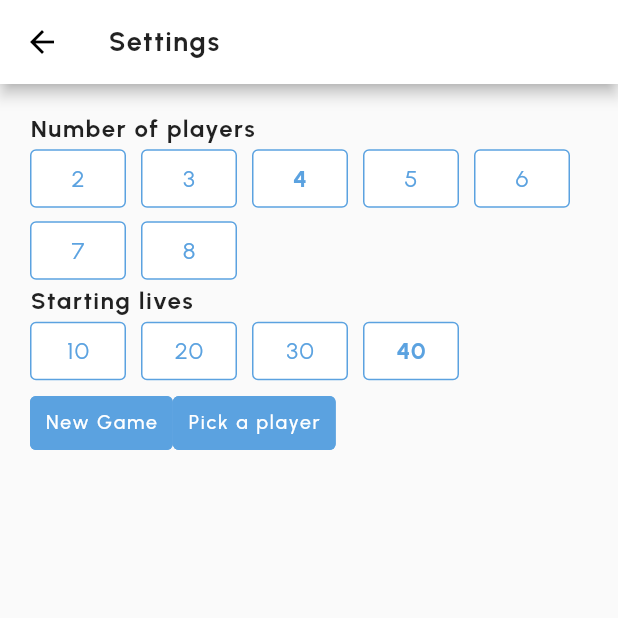
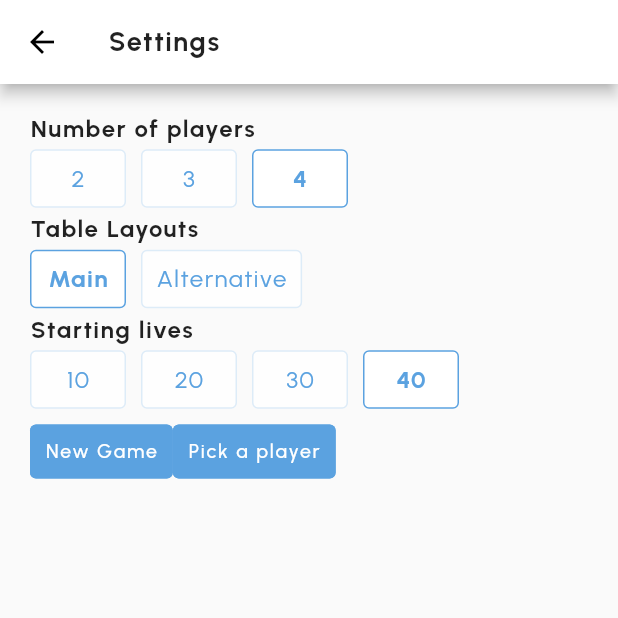
Before and after one commit to birkoss/mtg-tracker, a Flutter app: the screen it shows after launch, after a tap on the "menu" icon, on a phone screen of 412 x 824 dp, the top half of it. Run offline on Flutter 3.47's test engine with Material 2 defaults, Android fonts, the phone set to English and light mode, and no system bars; our stand-ins replace flutter_svg, google_fonts, shared_preferences.

Commit message:
Added settings

```diff
--- a/lib/models/layout.dart
+++ b/lib/models/layout.dart
@@ -8,8 +8,8 @@ enum LayoutDirection {
 }
 
 class Layout {
-  final Player player;
-  final LayoutDirection direction;
+  final Player? player;
+  final LayoutDirection? direction;
 
   Layout({
     required this.player,
@@ -17,7 +17,7 @@ class Layout {
   });
 
   int getRotation() {
-    switch (direction) {
+    switch (direction!) {
       case LayoutDirection.top:
         return 2;
       case LayoutDirection.left:
--- a/lib/providers/setting.dart
+++ b/lib/providers/setting.dart
@@ -9,6 +9,9 @@ class SettingNotifier extends ChangeNotifier {
 
   int _playersNumber = 0;
   int get playersNumber => _playersNumber;
+
+  int _tableLayout = 0;
+  int get tableLayout => _tableLayout;
 
   int _startingLives = 0;
   int get startingLives => _startingLives;
@@ -29,6 +32,12 @@ class SettingNotifier extends ChangeNotifier {
     notifyListeners();
   }
 
+  void changeTableLayout(tableLayout) {
+    _tableLayout = tableLayout;
+    _save();
+    notifyListeners();
+  }
+
   Future _init() async {
     _pref ??= await SharedPreferences.getInstance();
   }
@@ -37,6 +46,7 @@ class SettingNotifier extends ChangeNotifier {
     await _init();
     _playersNumber = _pref!.getInt("PLAYERS_NUMBER") ?? 4;
     _startingLives = _pref!.getInt("STARTING_LIVES") ?? 40;
+    _tableLayout = _pref!.getInt("TABLE_LAYOUT") ?? 1;
     notifyListeners();
 
     _isReady = true;
@@ -46,5 +56,6 @@ class SettingNotifier extends ChangeNotifier {
     await _init();
     _pref!.setInt("PLAYERS_NUMBER", _playersNumber);
     _pref!.setInt("STARTING_LIVES", _startingLives);
+    _pref!.setInt("TABLE_LAYOUT", _tableLayout);
   }
 }
--- a/lib/screens/setting.dart
+++ b/lib/screens/setting.dart
@@ -7,11 +7,13 @@ class SettingScreen extends StatefulWidget {
   static const routeName = '/settings';
   final int playersNumber;
   final int startingLives;
+  final int tableLayout;
 
   const SettingScreen({
     Key? key,
     required this.playersNumber,
     required this.startingLives,
+    required this.tableLayout,
   }) : super(key: key);
 
   @override
@@ -21,6 +23,7 @@ class SettingScreen extends StatefulWidget {
 class _SettingScreenState extends State<SettingScreen> {
   int _selectedPlayersNumber = 0;
   int _selectedStartingLives = 0;
+  int _selectedTableLayout = 0;
 
   @override
   void initState() {
@@ -28,26 +31,27 @@ class _SettingScreenState extends State<SettingScreen> {
 
     _selectedPlayersNumber = widget.playersNumber;
     _selectedStartingLives = widget.startingLives;
+    _selectedTableLayout = widget.tableLayout;
   }
 
   List<Widget> generateToggleWidgets({
-    required List<int> values,
+    required List<Map<String, String>> values,
     required int selectedValue,
     required Function onPress,
   }) {
     List<Widget> widgets = [];
 
-    for (int element in values) {
+    for (Map<String, String> element in values) {
       widgets.add(
         TextButton(
           onPressed: () {
             //togglePlayersNumber(element);
-            onPress(element);
+            onPress(int.parse(element['value'].toString()));
           },
           child: Text(
-            element.toString(),
+            element['label'].toString(),
           ),
-          style: selectedValue == element
+          style: selectedValue == int.parse(element['value'].toString())
               ? CustomTheme.toggleOnButtonStyle
               : CustomTheme.toggleOffButtonStyle,
         ),
@@ -79,11 +83,39 @@ class _SettingScreenState extends State<SettingScreen> {
             Wrap(
               spacing: 10,
               children: generateToggleWidgets(
-                values: [2, 3, 4, 5, 6, 7, 8],
+                values: [
+                  {"value": "2", "label": "2"},
+                  {"value": "3", "label": "3"},
+                  {"value": "4", "label": "4"},
+                  // {"value": "5", "label": "5"},
+                  // {"value": "6", "label": "6"},
+                  // {"value": "7", "label": "7"},
+                  // {"value": "8", "label": "8"},
+                ],
                 selectedValue: _selectedPlayersNumber,
                 onPress: (playersNumber) {
                   setState(() {
                     _selectedPlayersNumber = playersNumber;
+                  });
+                },
+              ),
+            ),
+            Text(
+              "Table Layouts",
+              textAlign: TextAlign.start,
+              style: CustomTheme.settingTitle,
+            ),
+            Wrap(
+              spacing: 10,
+              children: generateToggleWidgets(
+                values: [
+                  {"value": "1", "label": "Main"},
+                  {"value": "2", "label": "Alternative"},
+                ],
+                selectedValue: _selectedTableLayout,
+                onPress: (tableLayout) {
+                  setState(() {
+                    _selectedTableLayout = tableLayout;
                   });
                 },
               ),
@@ -96,7 +128,12 @@ class _SettingScreenState extends State<SettingScreen> {
             Wrap(
               spacing: 10,
               children: generateToggleWidgets(
-                values: [10, 20, 30, 40],
+                values: [
+                  {"value": "10", "label": "10"},
+                  {"value": "20", "label": "20"},
+                  {"value": "30", "label": "30"},
+                  {"value": "40", "label": "40"}
+                ],
                 selectedValue: _selectedStartingLives,
                 onPress: (startingLives) {
                   setState(() {
@@ -111,6 +148,8 @@ class _SettingScreenState extends State<SettingScreen> {
                   onPressed: () {
                     setting.changePlayersNumber(_selectedPlayersNumber);
                     setting.changeStartingLives(_selectedStartingLives);
+                    setting.changeTableLayout(_selectedTableLayout);
+
                     Navigator.pop(context);
                   },
                   child: const Text("New Game"),
--- a/lib/screens/tracker.dart
+++ b/lib/screens/tracker.dart
@@ -97,6 +97,7 @@ class _TrackerScreenState extends State<TrackerScreen> {
                     context,
                     MaterialPageRoute(
                       builder: (context) => SettingScreen(
+                        tableLayout: setting.tableLayout,
                         startingLives: setting.startingLives,
                         playersNumber: setting.playersNumber,
                       ),
--- a/lib/themes/custom.dart
+++ b/lib/themes/custom.dart
@@ -30,9 +30,9 @@ class CustomTheme {
   );
 
   static ButtonStyle toggleOffButtonStyle = OutlinedButton.styleFrom(
-    backgroundColor: Colors.white,
+    backgroundColor: Colors.white70,
     primary: CustomTheme.accent,
-    side: BorderSide(color: CustomTheme.accent, width: 1),
+    side: BorderSide(color: CustomTheme.accent.withOpacity(0.2), width: 1),
     padding: const EdgeInsets.all(10),
     textStyle: GoogleFonts.urbanist(
       fontSize: 16,
--- /dev/null
+++ b/lib/widgets/boxes/empty.dart
@@ -0,0 +1,18 @@
+import 'package:flutter/material.dart';
+import 'package:provider/provider.dart';
+
+import '../../providers/player.dart';
+
+class EmptyBox extends StatelessWidget {
+  const EmptyBox({Key? key}) : super(key: key);
+
+  @override
+  Widget build(BuildContext context) {
+    var player = Provider.of<Player>(context, listen: false);
+    return Expanded(
+      child: Container(
+        color: player.color,
+      ),
+    );
+  }
+}
--- a/lib/widgets/grid.dart
+++ b/lib/widgets/grid.dart
@@ -1,5 +1,6 @@
 import 'package:flutter/material.dart';
 import 'package:mtgtracker/providers/setting.dart';
+import 'package:mtgtracker/widgets/boxes/empty.dart';
 import 'package:mtgtracker/widgets/boxes/player.dart';
 import 'package:provider/provider.dart';
 
@@ -19,17 +20,31 @@ class Grid extends StatelessWidget {
     required this.onToggleCommanderView,
   }) : super(key: key);
 
-  List<List<Layout>> generateLayout(int playersNumber) {
+  List<List<Layout>> generateLayout(BuildContext context, int playersNumber) {
+    SettingNotifier setting =
+        Provider.of<SettingNotifier>(context, listen: false);
+
     List<List<Layout>> rows = [];
 
     switch (playersNumber) {
       case 2:
+        if (setting.tableLayout == 2) {
+          rows.add([
+            Layout(player: players[0], direction: LayoutDirection.top),
+          ]);
+          rows.add([
+            Layout(player: players[1], direction: LayoutDirection.bottom),
+          ]);
+        } else {
           rows.add([
             Layout(player: players[0], direction: LayoutDirection.left),
             Layout(player: players[1], direction: LayoutDirection.right),
           ]);
+        }
+
         break;
       case 3:
+        if (setting.tableLayout == 2) {
           rows.add([
             Layout(player: players[0], direction: LayoutDirection.left),
             Layout(player: players[1], direction: LayoutDirection.right),
@@ -38,23 +53,34 @@ class Grid extends StatelessWidget {
           rows.add([
             Layout(player: players[2], direction: LayoutDirection.bottom),
           ]);
+        } else {
+          rows.add([
+            Layout(player: players[0], direction: LayoutDirection.left),
+            Layout(player: players[1], direction: LayoutDirection.right),
+          ]);
+
+          rows.add([
+            Layout(player: players[2], direction: LayoutDirection.left),
+            Layout(player: players[3], direction: null),
+          ]);
+        }
+
         break;
       case 4:
-        // Old layout
-        // -----------
-        // rows.add([
-        //   Layout(player: players[0], direction: LayoutDirection.top),
-        // ]);
+        if (setting.tableLayout == 2) {
+          rows.add([
+            Layout(player: players[0], direction: LayoutDirection.top),
+          ]);
 
-        // rows.add([
-        //   Layout(player: players[1], direction: LayoutDirection.left),
-        //   Layout(player: players[2], direction: LayoutDirection.right),
-        // ]);
+          rows.add([
+            Layout(player: players[1], direction: LayoutDirection.left),
+            Layout(player: players[2], direction: LayoutDirection.right),
+          ]);
 
-        // rows.add([
-        //   Layout(player: players[3], direction: LayoutDirection.bottom),
-        // ]);
-
+          rows.add([
+            Layout(player: players[3], direction: LayoutDirection.bottom),
+          ]);
+        } else {
           rows.add([
             Layout(player: players[0], direction: LayoutDirection.left),
             Layout(player: players[1], direction: LayoutDirection.right),
@@ -64,6 +90,7 @@ class Grid extends StatelessWidget {
             Layout(player: players[2], direction: LayoutDirection.left),
             Layout(player: players[3], direction: LayoutDirection.right),
           ]);
+        }
 
         break;
       case 5:
@@ -155,7 +182,7 @@ class Grid extends StatelessWidget {
 
   List<Widget> generateWidgets(BuildContext context, int playersNumber) {
     print("grid.generateWidgets(" + playersNumber.toString() + ")");
-    List<List<Layout>> rows = generateLayout(playersNumber);
+    List<List<Layout>> rows = generateLayout(context, playersNumber);
 
     PlayerBoxSize trackerSize = PlayerBoxSize.medium;
     if (playersNumber > 6) {
@@ -168,7 +195,8 @@ class Grid extends StatelessWidget {
     if (selectedPlayer != null) {
       for (var row in rows) {
         for (var layout in row) {
-          if (layout.player.id == selectedPlayer?.id) {
+          if (layout.direction != null &&
+              layout.player!.id == selectedPlayer?.id) {
             selectedPlayerLayout = layout;
           }
         }
@@ -182,12 +210,14 @@ class Grid extends StatelessWidget {
     for (var row in rows) {
       List<Widget> rowChildren = [];
       for (var layout in row) {
-        layout.player.reset(setting.startingLives);
+        layout.player!.reset(setting.startingLives);
         rowChildren.add(
           ChangeNotifierProvider.value(
             value: layout.player,
-            key: ValueKey(layout.player.id),
-            child: PlayerBox(
+            key: ValueKey(layout.player!.id),
+            child: layout.direction == null
+                ? const EmptyBox()
+                : PlayerBox(
                     view: selectedPlayer == null
                         ? PlayerBoxView.normal
                         : PlayerBoxView.commander,
--- a/pubspec.yaml
+++ b/pubspec.yaml
@@ -63,6 +63,7 @@ flutter:
 
   assets:
     - assets/icons/
+    - assets/layouts/
 
   # To add assets to your application, add an assets section, like this:
   # assets:
```
Also changed, not shown: assets/layouts/2-1.png (added), assets/layouts/2-2.png (added), assets/layouts/3-1.png (added), assets/layouts/4-2.png (added), 1 other file. Lines whose indentation alone changed are shown as unchanged.
